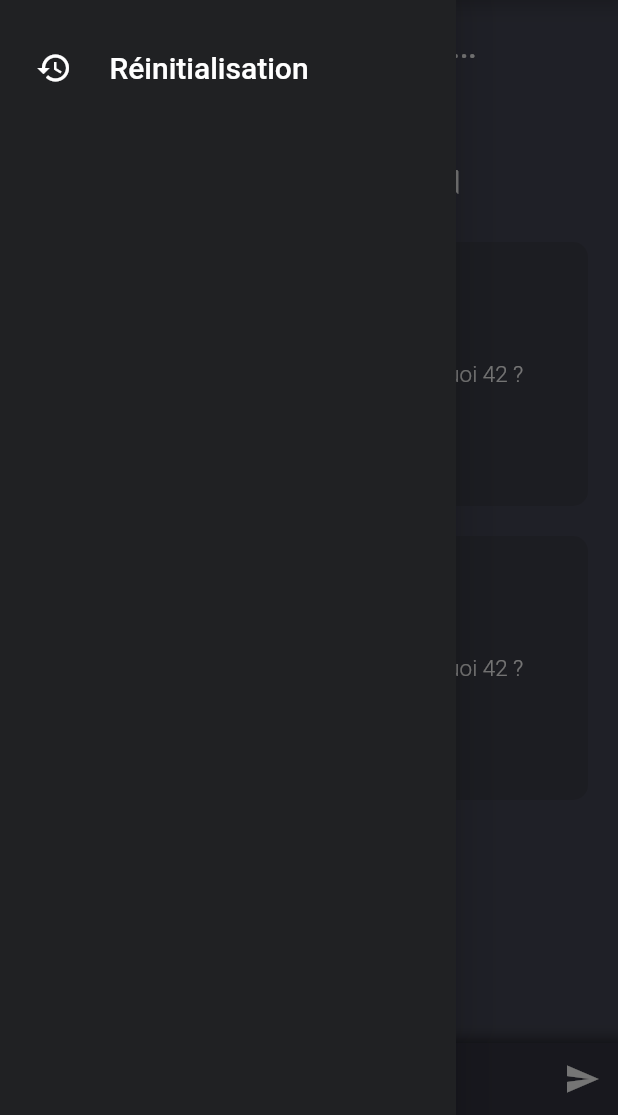
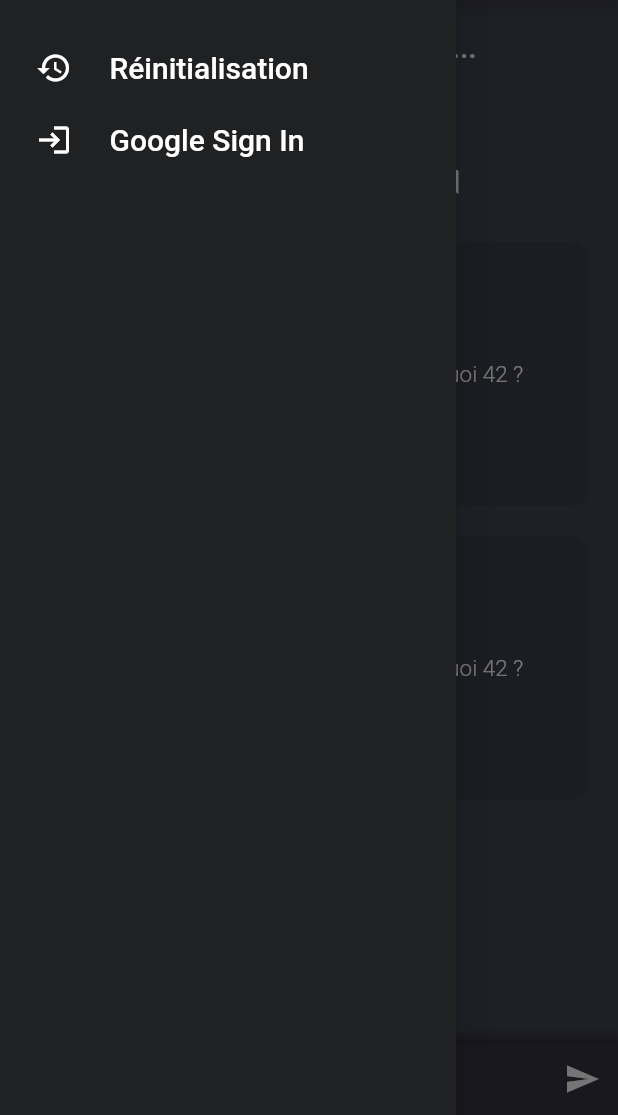
Before and after one commit to robjo82/chat_chuispt, a Flutter app: the screen it shows after launch, with the side drawer open, on a phone screen of 412 x 824 dp, the part 121-1236 px from its top. Run offline on Flutter 3.47's test engine with Material 2 defaults, Android fonts, the phone set to English and light mode, and no system bars; our stand-ins replace firebase_auth, firebase_core, firebase_database, google_sign_in; accounts and stored records are empty.

Commit message:
Google connection config not working, Get PlatformException (PlatformException(sign_in_failed, com.google.android.gms.common.api.ApiException: 10: , null, null))

```diff
--- a/lib/main page/components/Drawer.dart
+++ b/lib/main page/components/Drawer.dart
@@ -1,3 +1,4 @@
+import 'package:chat_chuispt/auth_service.dart';
 import 'package:flutter/material.dart';
 import 'package:provider/provider.dart';
 
@@ -108,7 +109,19 @@ class MyDrawer extends StatelessWidget {
                         const SizedBox(width: 25),
                         Text("Réinitialisation", style: titleText2),
                       ],
-                    ))
+                    )),
+
+                // * "Google Sign In" button * //
+                TextButton(
+                    onPressed: () => AuthService().signInWithGoogle(),
+                    child: Row(
+                      children: [
+                        Icon(Icons.login,
+                            color: themeApp.colorScheme.onPrimaryContainer),
+                        const SizedBox(width: 25),
+                        Text("Google Sign In", style: titleText2),
+                      ],
+                    )),
               ],
             ),
           ),
--- a/pubspec.yaml
+++ b/pubspec.yaml
@@ -16,6 +16,7 @@ dependencies:
   provider: ^6.0.5
   flutter_keyboard_size: ^1.0.1
   firebase_auth: ^4.3.0
+  google_sign_in: ^5.2.0
 
 
 dev_dependencies:
```
Also changed, not shown: lib/auth_service.dart (added, +40 -0 lines), pubspec.lock.
